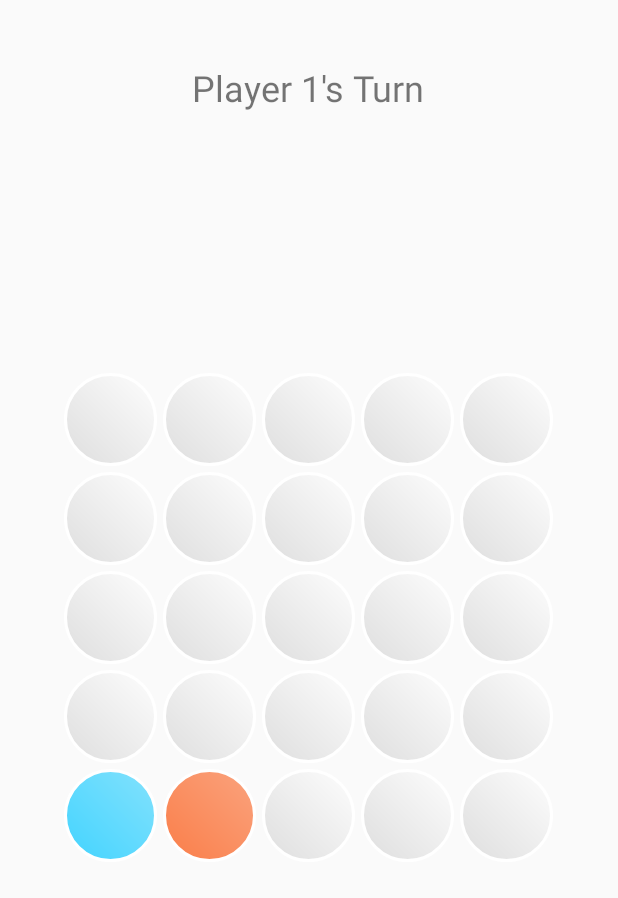
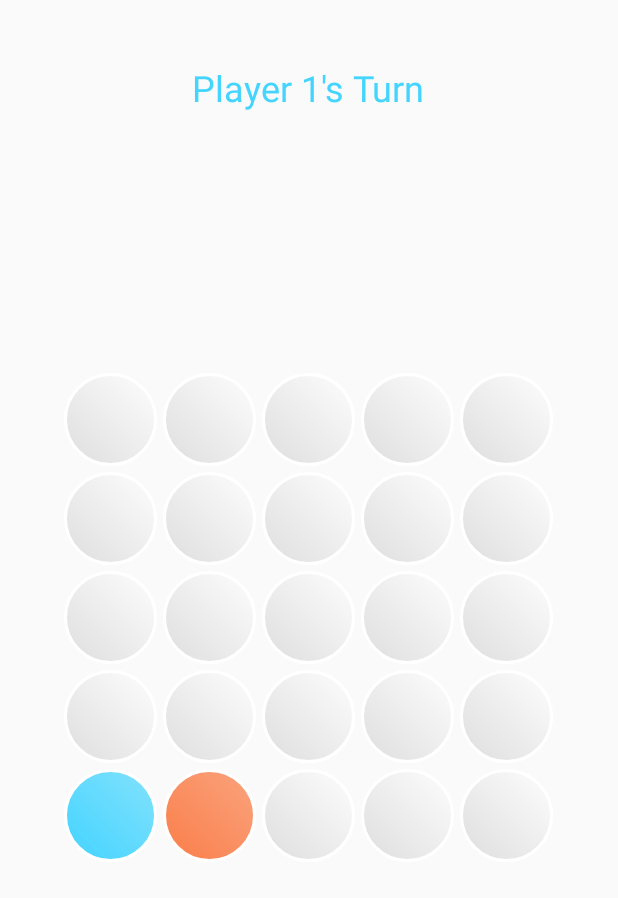
Before and after one commit to wilbur04/llama_Avoid4, an Android app: the GameActivity screen opened directly, with no data from a screen before it, after a tap on an icon or button, on a phone screen of 412 x 824 dp. Shown: the top 898 px of the screen. Run offline under Robolectric (Android 15) with nearby library versions, the phone set to English and light mode, and no system bars; 1 other tap on this screen came first.

Commit message:
Color player turns

```diff
--- a/app/src/main/java/com/llamaniac/not4/avoid4/GameActivity.java
+++ b/app/src/main/java/com/llamaniac/not4/avoid4/GameActivity.java
@@ -17,7 +17,7 @@ public class GameActivity extends AppCompatActivity implements View.OnClickListe
     private int currentPlayer;
     private int[][] currentBoard;
     private Grid game;
-    private int color_green, color_blue;
+    private int color_player1, color_player2;
     private HashMap<String, Button> buttons;
     private String popUpMsg;
 
@@ -27,11 +27,12 @@ public class GameActivity extends AppCompatActivity implements View.OnClickListe
         setContentView(R.layout.activity_game);
 
 
-        color_green = getResources().getColor(R.color.player_1);
-        color_blue = getResources().getColor(R.color.player_2);
+        color_player1 = getResources().getColor(R.color.player_1);
+        color_player2 = getResources().getColor(R.color.player_2);
 
         game = new Grid();
         player_turn_string = (TextView)findViewById(R.id.player_turn_string);
+        player_turn_string.setTextColor(color_player1);
 
         c1a = (Button) findViewById(R.id.c1a);
         c2a = (Button) findViewById(R.id.c2a);
@@ -268,6 +269,11 @@ public class GameActivity extends AppCompatActivity implements View.OnClickListe
     private void updatePlayer() {
         currentPlayer = game.getActivePlayer();
         player_turn_string.setText("Player " + currentPlayer + "'s Turn");
+        if (currentPlayer==1) {
+            player_turn_string.setTextColor(color_player1);
+        } else {
+            player_turn_string.setTextColor(color_player2);
+        }
     }
 
 
--- a/app/src/main/res/values/colors.xml
+++ b/app/src/main/res/values/colors.xml
@@ -5,6 +5,6 @@
     <color name="colorAccent">#FF4081</color>
 
     <color name="black_overlay">#66000000</color>
-    <color name="player_1">#43ea89</color>
-    <color name="player_2">#5c43d6</color>
+    <color name="player_1">#dd27ceff</color>
+    <color name="player_2">#ddfa6b2e</color>
 </resources>
```
